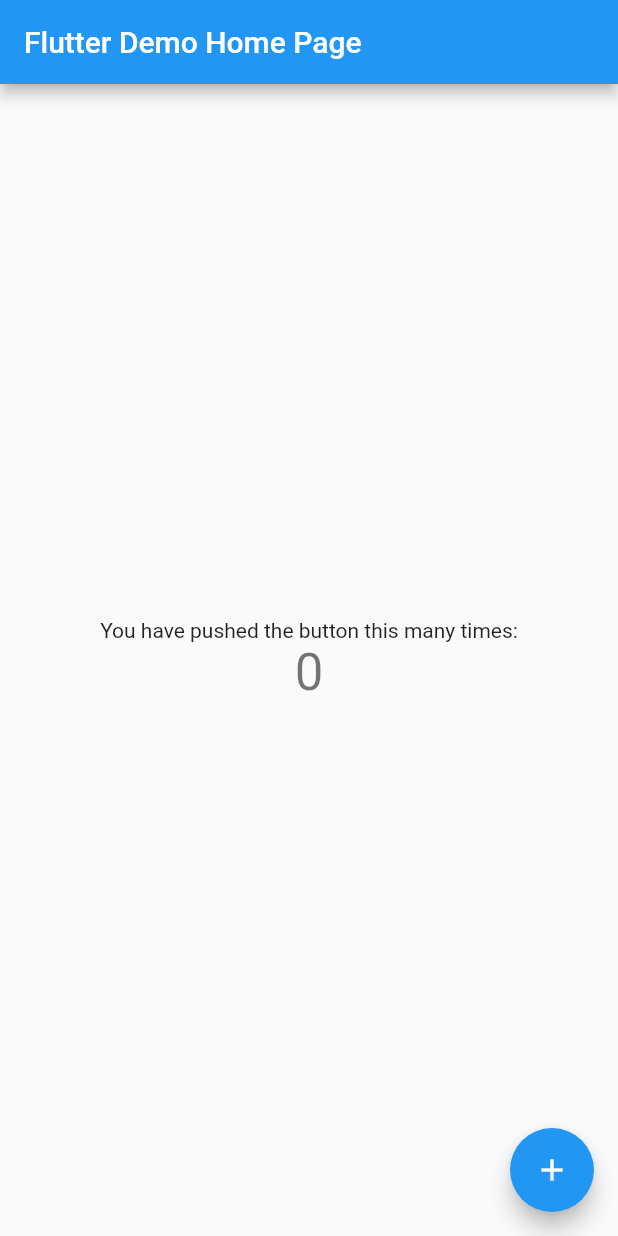
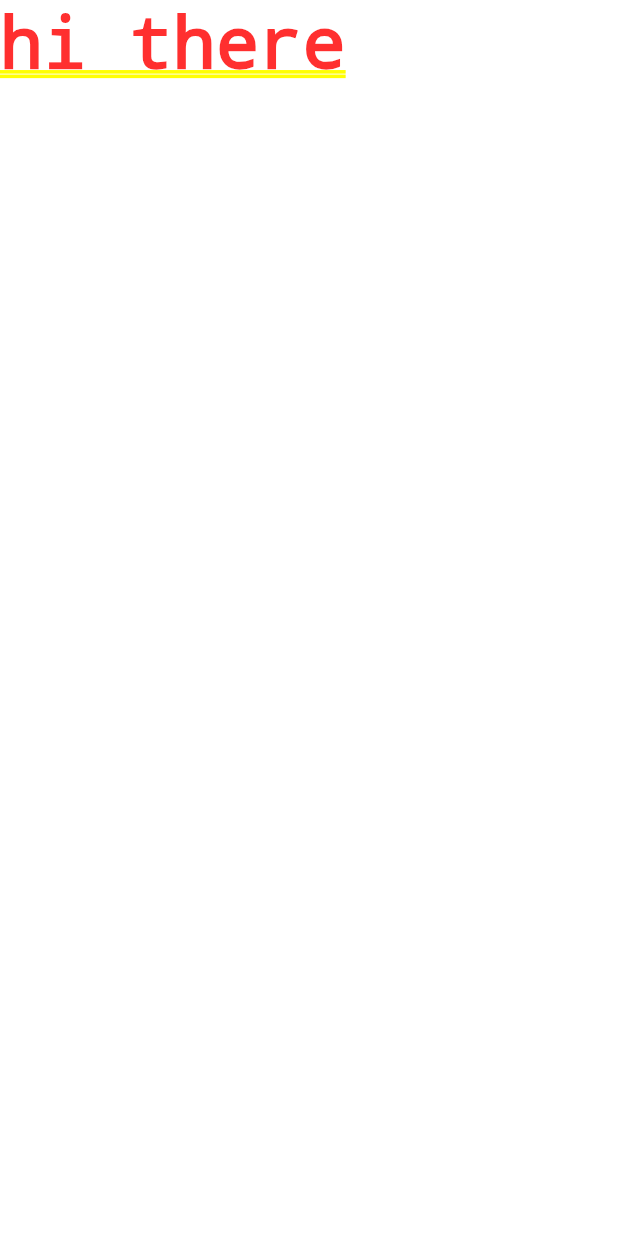
Before and after one commit to hrod28/pics, a Flutter app: the screen it shows after launch, on a phone screen of 412 x 824 dp. Run offline on Flutter 3.47's test engine with Material 2 defaults, Android fonts, the phone set to English and light mode, and no system bars.

Commit message:
render text on screen

```diff
--- a/lib/main.dart
+++ b/lib/main.dart
@@ -1,111 +1,11 @@
+
 import 'package:flutter/material.dart';
 
-void main() => runApp(MyApp());
+void main() {
+  var app = MaterialApp(
+    home: Text('hi there')
+  );
 
-class MyApp extends StatelessWidget {
-  // This widget is the root of your application.
-  @override
-  Widget build(BuildContext context) {
-    return MaterialApp(
-      title: 'Flutter Demo',
-      theme: ThemeData(
-        // This is the theme of your application.
-        //
-        // Try running your application with "flutter run". You'll see the
-        // application has a blue toolbar. Then, without quitting the app, try
-        // changing the primarySwatch below to Colors.green and then invoke
-        // "hot reload" (press "r" in the console where you ran "flutter run",
-        // or simply save your changes to "hot reload" in a Flutter IDE).
-        // Notice that the counter didn't reset back to zero; the application
-        // is not restarted.
-        primarySwatch: Colors.blue,
-      ),
-      home: MyHomePage(title: 'Flutter Demo Home Page'),
-    );
-  }
+    runApp(app);
+
 }
-
-class MyHomePage extends StatefulWidget {
-  MyHomePage({Key key, this.title}) : super(key: key);
-
-  // This widget is the home page of your application. It is stateful, meaning
-  // that it has a State object (defined below) that contains fields that affect
-  // how it looks.
-
-  // This class is the configuration for the state. It holds the values (in this
-  // case the title) provided by the parent (in this case the App widget) and
-  // used by the build method of the State. Fields in a Widget subclass are
-  // always marked "final".
-
-  final String title;
-
-  @override
-  _MyHomePageState createState() => _MyHomePageState();
-}
-
-class _MyHomePageState extends State<MyHomePage> {
-  int _counter = 0;
-
-  void _incrementCounter() {
-    setState(() {
-      // This call to setState tells the Flutter framework that something has
-      // changed in this State, which causes it to rerun the build method below
-      // so that the display can reflect the updated values. If we changed
-      // _counter without calling setState(), then the build method would not be
-      // called again, and so nothing would appear to happen.
-      _counter++;
-    });
-  }
-
-  @override
-  Widget build(BuildContext context) {
-    // This method is rerun every time setState is called, for instance as done
-    // by the _incrementCounter method above.
-    //
-    // The Flutter framework has been optimized to make rerunning build methods
-    // fast, so that you can just rebuild anything that needs updating rather
-    // than having to individually change instances of widgets.
-    return Scaffold(
-      appBar: AppBar(
-        // Here we take the value from the MyHomePage object that was created by
-        // the App.build method, and use it to set our appbar title.
-        title: Text(widget.title),
-      ),
-      body: Center(
-        // Center is a layout widget. It takes a single child and positions it
-        // in the middle of the parent.
-        child: Column(
-          // Column is also a layout widget. It takes a list of children and
-          // arranges them vertically. By default, it sizes itself to fit its
-          // children horizontally, and tries to be as tall as its parent.
-          //
-          // Invoke "debug painting" (press "p" in the console, choose the
-          // "Toggle Debug Paint" action from the Flutter Inspector in Android
-          // Studio, or the "Toggle Debug Paint" command in Visual Studio Code)
-          // to see the wireframe for each widget.
-          //
-          // Column has various properties to control how it sizes itself and
-          // how it positions its children. Here we use mainAxisAlignment to
-          // center the children vertically; the main axis here is the vertical
-          // axis because Columns are vertical (the cross axis would be
-          // horizontal).
-          mainAxisAlignment: MainAxisAlignment.center,
-          children: <Widget>[
-            Text(
-              'You have pushed the button this many times:',
-            ),
-            Text(
-              '$_counter',
-              style: Theme.of(context).textTheme.display1,
-            ),
-          ],
-        ),
-      ),
-      floatingActionButton: FloatingActionButton(
-        onPressed: _incrementCounter,
-        tooltip: 'Increment',
-        child: Icon(Icons.add),
-      ), // This trailing comma makes auto-formatting nicer for build methods.
-    );
-  }
-}
```
